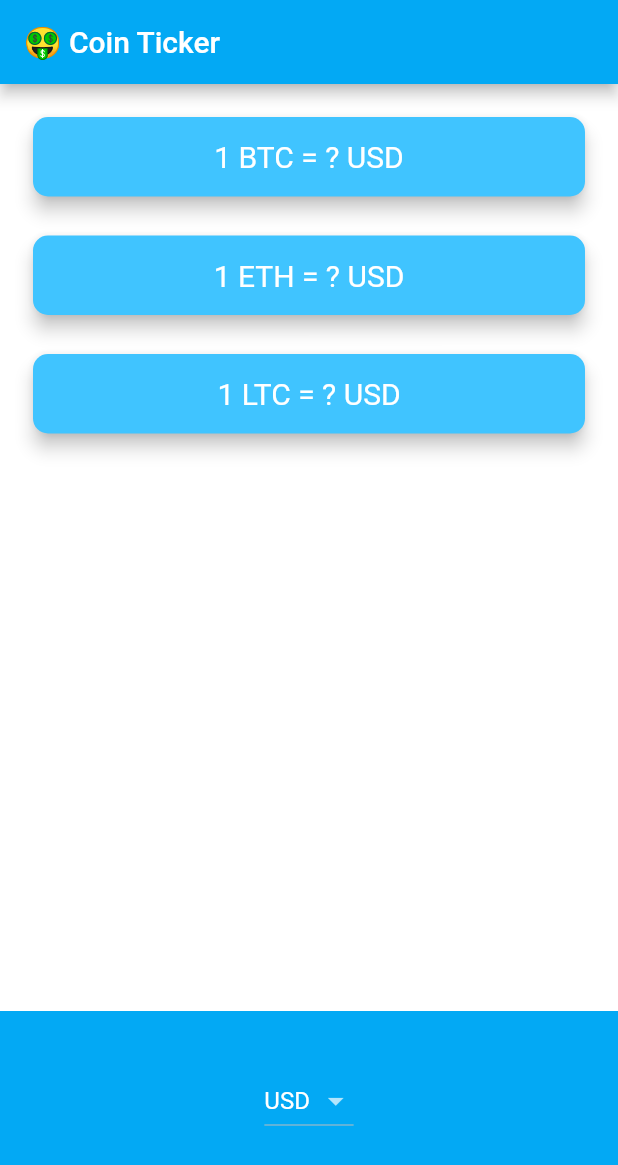
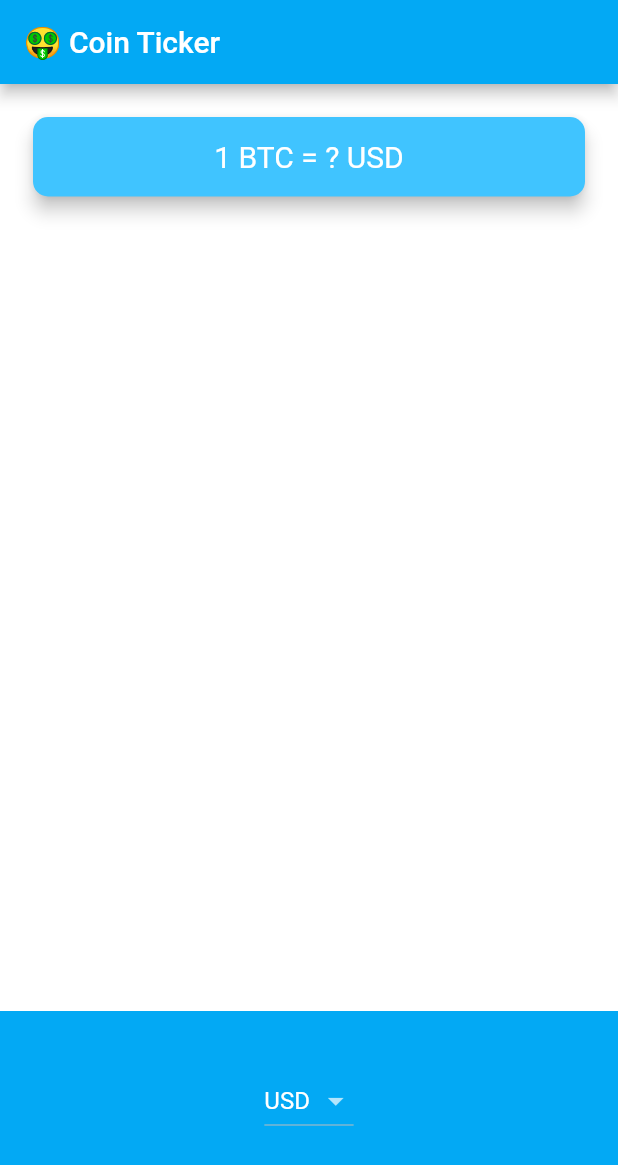
Before and after one commit to mohsinakmal/bitcoin_flutter_mojo, a Flutter app: the screen it shows after launch, on a phone screen of 412 x 824 dp. Shown: the top 1165 px of the screen. Run offline on Flutter 3.47's test engine with Material 2 defaults, Android fonts, the phone set to English and light mode, and no system bars.

Commit message:
2/7/2021

```diff
--- a/lib/main.dart
+++ b/lib/main.dart
@@ -1,5 +1,5 @@
 import 'package:flutter/material.dart';
-import 'price_screen.dart';
+import 'views/price_screen.dart';
 
 void main() => runApp(MyApp());
 
--- a/lib/price_screen.dart
+++ /dev/null
@@ -1,142 +0,0 @@
-import 'package:flutter/material.dart';
-import 'coin_data.dart';
-import 'package:flutter/cupertino.dart';
-import 'dart:io' show Platform;
-
-class PriceScreen extends StatefulWidget {
-  @override
-  _PriceScreenState createState() => _PriceScreenState();
-}
-
-class _PriceScreenState extends State<PriceScreen> {
-
-  DropdownButton<String> androidPicker() {
-    List<DropdownMenuItem<String>> dropDownItems = [];
-    for (String currency in currenciesList) {
-      var itemsList = DropdownMenuItem(
-        child: Text(currency),
-        value: currency,
-      );
-      dropDownItems.add(itemsList);
-    }
-    return DropdownButton<String>(
-      value: selectedCurrency,
-      items: dropDownItems,
-      onChanged: (value) {
-        setState(() {
-          selectedCurrency = value;
-        });
-      },
-    );
-  }
-
-  CupertinoPicker iosPicker(){
-    List<Text> cupertinoItems = [];
-
-    for (String getCurrency in currenciesList) {
-      var widgetList = Text(getCurrency);
-      cupertinoItems.add(widgetList);
-    }
-    return CupertinoPicker(
-     itemExtent: (32.0),
-     onSelectedItemChanged: (selectedIndex){
-       print(selectedIndex);
-     },
-     children: cupertinoItems,
-   );
-  }
-
-
-  String selectedCurrency = 'USD';
-
-  @override
-  Widget build(BuildContext context) {
-    //getCurrency();
-    return Scaffold(
-      appBar: AppBar(
-        title: Text('🤑 Coin Ticker'),
-      ),
-      body: Column(
-        //mainAxisAlignment: MainAxisAlignment.spaceBetween,
-        crossAxisAlignment: CrossAxisAlignment.stretch,
-        children: <Widget>[
-          Padding(
-            padding: EdgeInsets.fromLTRB(18.0, 18.0, 18.0, 0),
-            child: Card(
-              color: Colors.lightBlueAccent,
-              elevation: 5.0,
-              shape: RoundedRectangleBorder(
-                borderRadius: BorderRadius.circular(10.0),
-              ),
-              child: Padding(
-                padding: EdgeInsets.symmetric(vertical: 15.0, horizontal: 28.0),
-                child: Text(
-                  '1 BTC = ? USD',
-                  textAlign: TextAlign.center,
-                  style: TextStyle(
-                    fontSize: 20.0,
-                    color: Colors.white,
-                  ),
-                ),
-              ),
-            ),
-          ),
-          Padding(
-            padding: EdgeInsets.fromLTRB(18.0, 18.0, 18.0, 0),
-            child: Card(
-              color: Colors.lightBlueAccent,
-              elevation: 5.0,
-              shape: RoundedRectangleBorder(
-                borderRadius: BorderRadius.circular(10.0),
-              ),
-              child: Padding(
-                padding: EdgeInsets.symmetric(vertical: 15.0, horizontal: 28.0),
-                child: Text(
-                  '1 ETH = ? USD',
-                  textAlign: TextAlign.center,
-                  style: TextStyle(
-                    fontSize: 20.0,
-                    color: Colors.white,
-                  ),
-                ),
-              ),
-            ),
-          ),
-          Padding(
-            padding: EdgeInsets.fromLTRB(18.0, 18.0, 18.0, 0),
-            child: Card(
-              color: Colors.lightBlueAccent,
-              elevation: 5.0,
-              shape: RoundedRectangleBorder(
-                borderRadius: BorderRadius.circular(10.0),
-              ),
-              child: Padding(
-                padding: EdgeInsets.symmetric(vertical: 15.0, horizontal: 28.0),
-                child: Text(
-                  '1 LTC = ? USD',
-                  textAlign: TextAlign.center,
-                  style: TextStyle(
-                    fontSize: 20.0,
-                    color: Colors.white,
-                  ),
-                ),
-              ),
-            ),
-          ),
-          Expanded(
-            child: Align(
-              alignment: Alignment.bottomCenter,
-              child: Container(
-                height: 150.0,
-                alignment: Alignment.center,
-                padding: EdgeInsets.only(bottom: 30.0),
-                color: Colors.lightBlue,
-                child: Platform.isIOS ? iosPicker() : androidPicker(),
-              ),
-            ),
-          ),
-        ],
-      ),
-    );
-  }
-}
--- /dev/null
+++ b/lib/views/price_screen.dart
@@ -0,0 +1,104 @@
+import 'package:flutter/material.dart';
+import 'coin_data.dart';
+import 'package:flutter/cupertino.dart';
+import 'dart:io' show Platform;
+
+class PriceScreen extends StatefulWidget {
+  @override
+  _PriceScreenState createState() => _PriceScreenState();
+}
+
+class _PriceScreenState extends State<PriceScreen> {
+  DropdownButton<String> androidPicker() {
+    List<DropdownMenuItem<String>> dropDownItems = [];
+    for (String currency in currenciesList) {
+      var itemsList = DropdownMenuItem(
+        child: Text(currency),
+        value: currency,
+      );
+      dropDownItems.add(itemsList);
+    }
+    return DropdownButton<String>(
+      value: selectedCurrency,
+      items: dropDownItems,
+      onChanged: (value) {
+        setState(() {
+          selectedCurrency = value;
+        });
+      },
+    );
+  }
+
+  CupertinoPicker iosPicker() {
+    List<Text> cupertinoItems = [];
+
+    for (String getCurrency in currenciesList) {
+      var widgetList = Text(getCurrency);
+      cupertinoItems.add(widgetList);
+    }
+    return CupertinoPicker(
+      itemExtent: (32.0),
+      onSelectedItemChanged: (selectedIndex) {
+        print(selectedIndex);
+      },
+      children: cupertinoItems,
+    );
+  }
+
+  Widget cardButtons(String currency) {
+    return Padding(
+      padding: EdgeInsets.fromLTRB(18.0, 18.0, 18.0, 0),
+      child: Card(
+        color: Colors.lightBlueAccent,
+        elevation: 5.0,
+        shape: RoundedRectangleBorder(
+          borderRadius: BorderRadius.circular(10.0),
+        ),
+        child: Padding(
+          padding: EdgeInsets.symmetric(vertical: 15.0, horizontal: 28.0),
+          child: Text(
+            currency,
+            textAlign: TextAlign.center,
+            style: TextStyle(
+              fontSize: 20.0,
+              color: Colors.white,
+            ),
+          ),
+        ),
+      ),
+    );
+  }
+
+  String selectedCurrency = 'USD';
+
+  @override
+  Widget build(BuildContext context) {
+    //getCurrency();
+    return Scaffold(
+      appBar: AppBar(
+        title: Text('🤑 Coin Ticker'),
+      ),
+      body: Column(
+        //mainAxisAlignment: MainAxisAlignment.spaceBetween,
+        crossAxisAlignment: CrossAxisAlignment.stretch,
+        children: <Widget>[
+          cardButtons('1 BTC = ? USD'),
+          // cardButtons('1 ETH = ? USD'),
+          // cardButtons('1 LTC = ? USD'),
+          Expanded(
+            child: Align(
+              alignment: Alignment.bottomCenter,
+              child: Container(
+                height: 150.0,
+                alignment: Alignment.center,
+                padding: EdgeInsets.only(bottom: 30.0),
+                color: Colors.lightBlue,
+                child: Platform.isIOS ? iosPicker() : androidPicker(),
+              ),
+            ),
+          ),
+        ],
+      ),
+    );
+  }
+}
```
Also changed, not shown: lib/services/network.dart (added), lib/views/coin_data.dart (renamed from lib/coin_data.dart).
